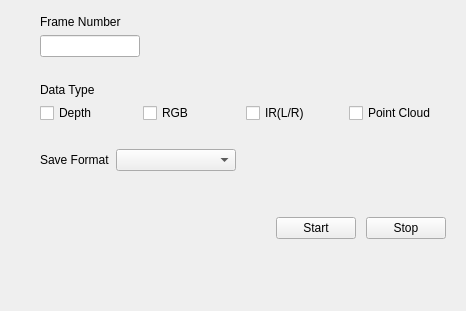
First picture: the form in src/csviewer/capturesetting.ui, repository Revopoint/3DViewer, before the edit.
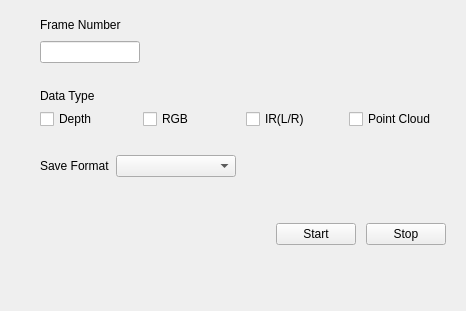
Second picture: the form after the edit. Custom widgets are drawn as their Qt base class.

```diff
--- a/src/csviewer/capturesetting.ui
+++ b/src/csviewer/capturesetting.ui
@@ -30,10 +30,44 @@
     <number>15</number>
    </property>
    <item>
-    <widget class="QLabel" name="label">
-     <property name="text">
-      <string>Frame Number</string>
-     </property>
+    <widget class="QWidget" name="widget_5" native="true">
+     <layout class="QHBoxLayout" name="horizontalLayout_5">
+      <property name="leftMargin">
+       <number>0</number>
+      </property>
+      <property name="topMargin">
+       <number>0</number>
+      </property>
+      <property name="rightMargin">
+       <number>0</number>
+      </property>
+      <property name="bottomMargin">
+       <number>0</number>
+      </property>
+      <item>
+       <widget class="QLabel" name="label">
+        <property name="text">
+         <string>Frame Number</string>
+        </property>
+       </widget>
+      </item>
+      <item>
+       <widget class="QLabel" name="frameNumberRange"/>
+      </item>
+      <item>
+       <spacer name="horizontalSpacer_4">
+        <property name="orientation">
+         <enum>Qt::Horizontal</enum>
+        </property>
+        <property name="sizeHint" stdset="0">
+         <size>
+          <width>40</width>
+          <height>20</height>
+         </size>
+        </property>
+       </spacer>
+      </item>
+     </layout>
     </widget>
    </item>
    <item>
@@ -53,6 +87,12 @@
       </property>
       <item>
        <widget class="CSLineEdit" name="frameNumberLineEdit">
+        <property name="sizePolicy">
+         <sizepolicy hsizetype="Preferred" vsizetype="Fixed">
+          <horstretch>0</horstretch>
+          <verstretch>0</verstretch>
+         </sizepolicy>
+        </property>
         <property name="maximumSize">
          <size>
           <width>100</width>
@@ -61,16 +101,13 @@
         </property>
        </widget>
       </item>
-      <item>
-       <widget class="QLabel" name="frameNumberRange"/>
-      </item>
       <item>
        <spacer name="horizontalSpacer_3">
         <property name="orientation">
          <enum>Qt::Horizontal</enum>
         </property>
         <property name="sizeType">
-         <enum>QSizePolicy::Preferred</enum>
+         <enum>QSizePolicy::Expanding</enum>
         </property>
         <property name="sizeHint" stdset="0">
          <size>
```
Left out of the diff: 28 changed lines with no effect on the pictures.
